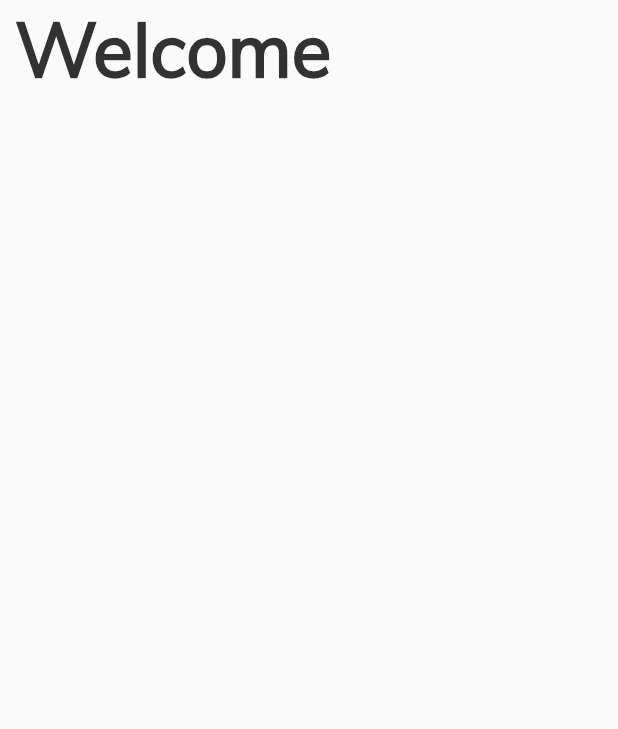
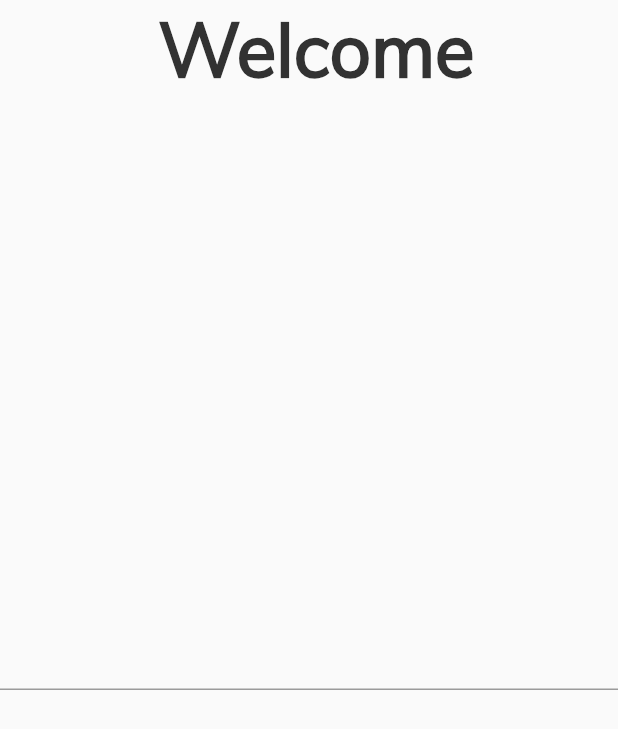
Before and after one commit to D-Coder135/crypto_application_project, a Flutter app: the screen it shows after launch, after a tap on the "arrow forward ios" icon, on a phone screen of 412 x 824 dp. Shown: the top 729 px of the screen. Run offline on Flutter 3.47's test engine with Material 2 defaults, Android fonts, the phone set to English and light mode, and no system bars.

Commit message:
add one more Expanded() widget as the child of the Column() widget

```diff
--- a/lib/login_page.dart
+++ b/lib/login_page.dart
@@ -22,6 +22,9 @@ class LoginPage extends StatelessWidget {
                 ),
               ),
             ),
+            Expanded(
+              child: TextField(),
+            )
           ],
         ),
       ),
```
